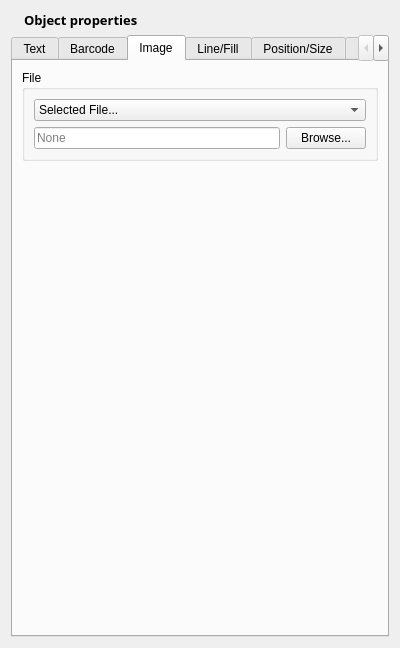
First picture: the form in glabels/ui/ObjectEditor.ui, repository jimevins/glabels-qt, before the edit.
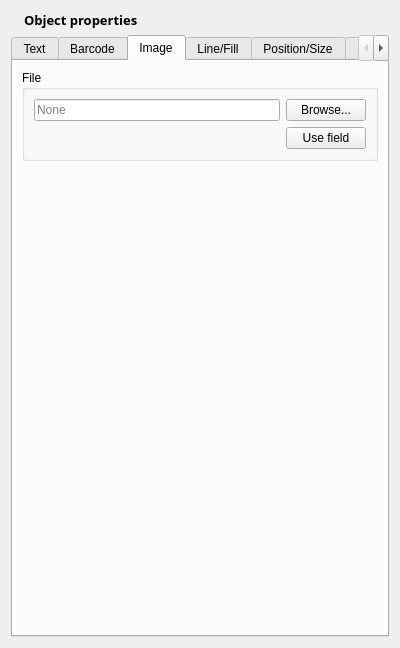
Second picture: the form after the edit. The open tabs and pages were chosen to show the change. Icons and pictures are not drawn. Custom widgets are drawn as their Qt base class.

Commit message: Yet another redesign of image file selection in ObjectEditor.

What changed in the file:
```diff
--- a/glabels/ui/ObjectEditor.ui
+++ b/glabels/ui/ObjectEditor.ui
@@ -766,43 +766,26 @@
        <string>Image</string>
       </attribute>
       <layout class="QGridLayout" name="gridLayout_13">
-       <item row="0" column="0">
+       <item row="2" column="0">
+        <spacer name="verticalSpacer_3">
+         <property name="orientation">
+          <enum>Qt::Vertical</enum>
+         </property>
+         <property name="sizeHint" stdset="0">
+          <size>
+           <width>20</width>
+           <height>646</height>
+          </size>
+         </property>
+        </spacer>
+       </item>
+       <item row="1" column="0">
         <widget class="QGroupBox" name="groupBox_9">
          <property name="title">
           <string>File</string>
          </property>
-         <layout class="QVBoxLayout" name="verticalLayout_2">
-          <item>
-           <widget class="glabels::FieldCombo" name="imageFieldCombo">
-            <property name="sizePolicy">
-             <sizepolicy hsizetype="Preferred" vsizetype="Preferred">
-              <horstretch>0</horstretch>
-              <verstretch>0</verstretch>
-             </sizepolicy>
-            </property>
-            <item>
-             <property name="text">
-              <string notr="true">Selected File...</string>
-             </property>
-            </item>
-           </widget>
-          </item>
-          <item>
-           <widget class="QWidget" name="imageFileSelectionBox" native="true">
-            <layout class="QHBoxLayout" name="horizontalLayout_27">
-             <property name="leftMargin">
-              <number>0</number>
-             </property>
-             <property name="topMargin">
-              <number>0</number>
-             </property>
-             <property name="rightMargin">
-              <number>0</number>
-             </property>
-             <property name="bottomMargin">
-              <number>0</number>
-             </property>
-             <item>
+         <layout class="QGridLayout" name="gridLayout_5">
+          <item row="0" column="0">
               <widget class="QLineEdit" name="imageFilenameLineEdit">
                <property name="sizePolicy">
                 <sizepolicy hsizetype="Expanding" vsizetype="Fixed">
@@ -824,7 +807,7 @@
                </property>
               </widget>
              </item>
-             <item>
+          <item row="0" column="1">
               <widget class="QPushButton" name="imageBrowseButton">
                <property name="sizePolicy">
                 <sizepolicy hsizetype="Minimum" vsizetype="Fixed">
@@ -837,7 +820,11 @@
                </property>
               </widget>
              </item>
-            </layout>
+          <item row="1" column="1">
+           <widget class="glabels::FieldButton" name="imageFieldButton">
+            <property name="text">
+             <string notr="true">Use field</string>
+            </property>
            </widget>
           </item>
          </layout>
@@ -1542,14 +1529,6 @@
     <signal>selectionChanged()</signal>
    </slots>
   </customwidget>
-  <customwidget>
-   <class>glabels::FieldCombo</class>
-   <extends>QComboBox</extends>
-   <header>FieldCombo.h</header>
-   <slots>
-    <signal>selectionChanged()</signal>
-   </slots>
-  </customwidget>
   <customwidget>
    <class>glabels::FieldButton</class>
    <extends>QPushButton</extends>
```
Left out of the diff: 49 changed lines with no effect on the pictures. Lines whose indentation alone changed are shown as unchanged. The commit also changes 7 other files.
